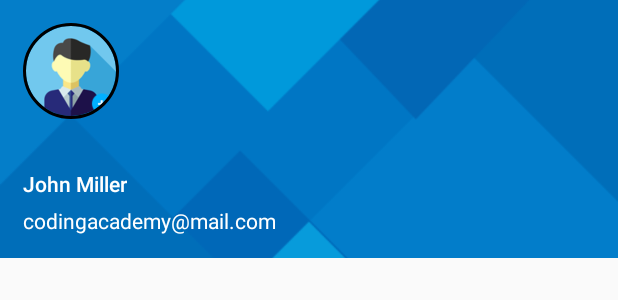
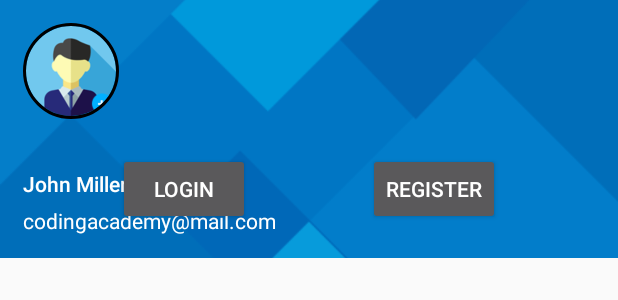
Before and after one commit to omarfaroke/TesterApp, an Android app: the layout include_drawer_header_news.xml on its own in the app's theme, with its tools: preview values and no code run, on a phone screen of 412 x 824 dp. Shown: the top 300 px of the screen. Run offline under Robolectric (Android 15) with nearby library versions, the phone set to English and light mode, and no system bars; network calls fail.

Commit message:
link category & exam 3

```diff
--- a/app/src/main/java/com/codingacademy/testerapp/CategoryFragment.java
+++ b/app/src/main/java/com/codingacademy/testerapp/CategoryFragment.java
@@ -35,7 +35,7 @@ import java.util.List;
 
 public class CategoryFragment extends Fragment {
     public static final String TAG = "CategoryFragment";
-    public static final String CATEGORY_ID="category_id";
+    public static final String CATEGORY_ID = "category_id";
 
     private RecyclerView recyclerCategory;
     private CategoryAdapter mAdapter;
@@ -111,6 +111,13 @@ public class CategoryFragment extends Fragment {
             exampleDialog.show(getActivity().getSupportFragmentManager(), "example dialog");
 
         });
+
+        if (LoginSharedPreferences.userAsAdmin(getActivity())) {
+            addCatBtn.setVisibility(View.VISIBLE);
+
+        } else {
+            addCatBtn.setVisibility(View.GONE);
+        }
         recyclerCategory = v.findViewById(R.id.recyclerCat);
         recyclerCategory.setLayoutManager(new GridLayoutManager(getActivity(), 2));
         recyclerCategory.addItemDecoration(new SpacingItemDecoration(2, dpToPx(getActivity(), 8), true));
--- a/app/src/main/java/com/codingacademy/testerapp/Constants.java
+++ b/app/src/main/java/com/codingacademy/testerapp/Constants.java
@@ -35,5 +35,5 @@ public class Constants {
     public static final String ADD_CATEGORY =BASE_URL + "/add_Category.php";
 
 
-
+    public static final int USER_ADMIN = 0 ;
 }
--- a/app/src/main/java/com/codingacademy/testerapp/LoginSharedPreferences.java
+++ b/app/src/main/java/com/codingacademy/testerapp/LoginSharedPreferences.java
@@ -49,7 +49,7 @@ public class LoginSharedPreferences {
     }
 
 
-    public static void UserLogOut(Activity mActivity){
+    public static void userLogOut(Activity mActivity){
         SharedPreferences mSharedPreferences = mActivity.getSharedPreferences(Constants.APP_PREFERENCES, Context.MODE_PRIVATE);
         SharedPreferences.Editor mEditor = mSharedPreferences.edit();
 
@@ -62,4 +62,11 @@ public class LoginSharedPreferences {
         mActivity.finish();
     }
 
+    public static boolean userAsAdmin(Context mContext){
+        if (getUserType(mContext) == Constants.USER_ADMIN){
+            return true;
+        }
+        return false;
+    }
+
 }
--- a/app/src/main/res/layout/activity_menu_drawer_news.xml
+++ b/app/src/main/res/layout/activity_menu_drawer_news.xml
@@ -58,6 +58,8 @@
             </RelativeLayout>
             <!--toolbar and header-->
 
+
+
                 <androidx.recyclerview.widget.RecyclerView
                     android:id="@+id/recyclerPro"
                     android:layout_width="match_parent"
@@ -65,8 +67,11 @@
                     android:layout_marginTop="-20dp"
                     android:layout_weight="1.5"
                     android:orientation="horizontal"
+                    tools:listitem="@layout/temp_top_pro" />
 
-                tools:listitem="@layout/temp_top_pro" />
+
+
+
 
             <FrameLayout
                 android:id="@+id/main_fram"
--- a/app/src/main/res/layout/fragment_ques.xml
+++ b/app/src/main/res/layout/fragment_ques.xml
@@ -1,5 +1,6 @@
 <?xml version="1.0" encoding="utf-8"?>
-<LinearLayout xmlns:android="http://schemas.android.com/apk/res/android"
+<LinearLayout
+    xmlns:android="http://schemas.android.com/apk/res/android"
     android:orientation="vertical"
     android:layout_width="match_parent"
     android:gravity="center"
--- a/app/src/main/res/layout/include_drawer_header_news.xml
+++ b/app/src/main/res/layout/include_drawer_header_news.xml
@@ -1,12 +1,14 @@
 <?xml version="1.0" encoding="utf-8"?>
-<RelativeLayout xmlns:android="http://schemas.android.com/apk/res/android"
+<androidx.constraintlayout.widget.ConstraintLayout xmlns:android="http://schemas.android.com/apk/res/android"
     xmlns:app="http://schemas.android.com/apk/res-auto"
+    xmlns:tools="http://schemas.android.com/tools"
     android:layout_width="match_parent"
     android:layout_height="172dp"
     android:orientation="vertical"
     android:theme="@style/ThemeOverlay.AppCompat.Dark">
 
     <ImageView
+        android:id="@+id/header_imageView"
         android:layout_width="match_parent"
         android:layout_height="match_parent"
         android:scaleType="centerCrop"
@@ -19,6 +21,9 @@
         android:layout_width="64dp"
         android:layout_height="64dp"
         android:layout_margin="@dimen/spacing_large"
+        app:layout_constraintTop_toTopOf="parent"
+        app:layout_constraintStart_toStartOf="parent"
+
         android:src="@drawable/userphoto"
         app:civ_border_width="2dp" />
 
@@ -29,7 +34,10 @@
         android:layout_height="wrap_content"
         android:layout_alignParentBottom="true"
         android:layout_margin="@dimen/spacing_large"
-        android:orientation="vertical">
+        android:orientation="vertical"
+        app:layout_constraintBottom_toBottomOf="parent"
+
+        >
 
         <TextView
             android:layout_width="wrap_content"
@@ -47,4 +55,33 @@
 
     </LinearLayout>
 
-</RelativeLayout>
+    <Button
+        android:id="@+id/login_header_button"
+        android:layout_width="wrap_content"
+        android:layout_height="wrap_content"
+        android:text="@string/login"
+        app:layout_constraintBottom_toBottomOf="parent"
+        app:layout_constraintEnd_toStartOf="@id/register_header_button"
+        app:layout_constraintStart_toStartOf="parent"
+        app:layout_constraintTop_toTopOf="parent"
+
+        android:layout_marginTop="80dp"
+
+        />
+
+    <Button
+        android:id="@+id/register_header_button"
+        android:layout_width="wrap_content"
+        android:layout_height="wrap_content"
+        android:text="@string/Register"
+        app:layout_constraintBottom_toBottomOf="parent"
+        app:layout_constraintTop_toTopOf="parent"
+        app:layout_constraintStart_toEndOf="@id/login_header_button"
+        app:layout_constraintEnd_toEndOf="parent"
+
+        android:layout_marginTop="80dp"
+
+        />
+
+
+</androidx.constraintlayout.widget.ConstraintLayout>
--- a/app/src/main/res/layout/temp_top_pro.xml
+++ b/app/src/main/res/layout/temp_top_pro.xml
@@ -10,6 +10,7 @@
     android:background="@color/secondPage"
     android:layout_centerInParent="true"
 
+    android:layout_marginEnd="8dp"
     app:cardCornerRadius="50dp"
 
     >
--- a/app/src/main/res/menu/menu_navigation_drawer_news.xml
+++ b/app/src/main/res/menu/menu_navigation_drawer_news.xml
@@ -1,5 +1,6 @@
 <?xml version="1.0" encoding="utf-8"?>
-<menu xmlns:android="http://schemas.android.com/apk/res/android">
+<menu xmlns:android="http://schemas.android.com/apk/res/android"
+    >
 
     <group
         android:id="@+id/grp_1"
```
Lines whose indentation alone changed are shown as unchanged.
